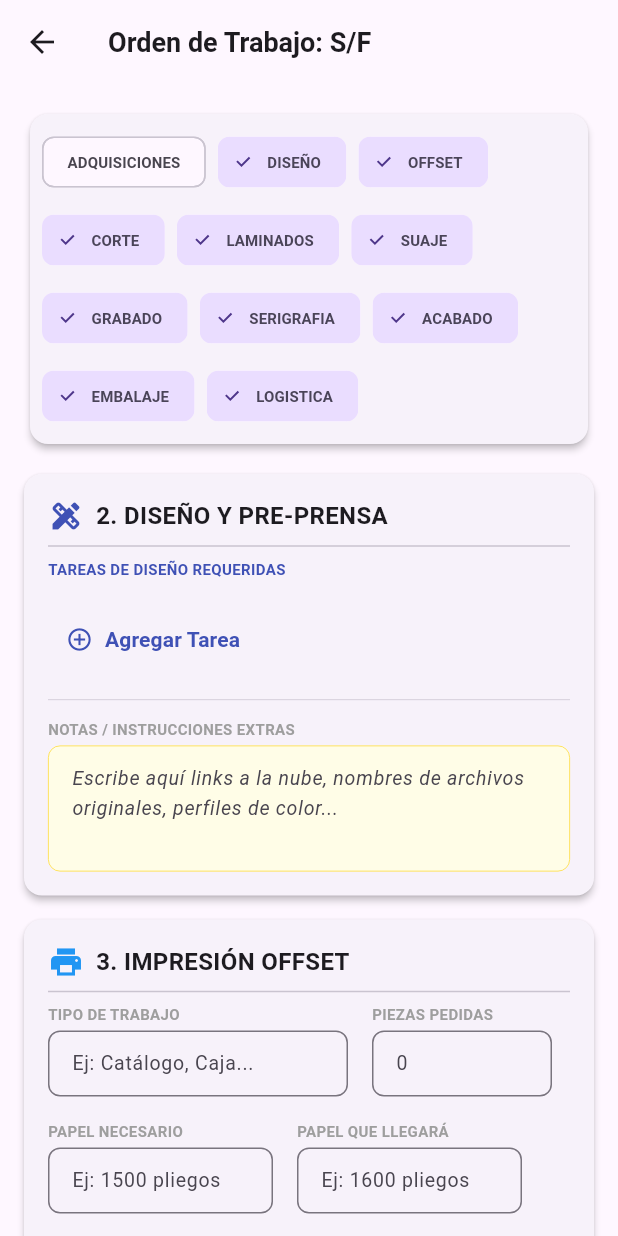
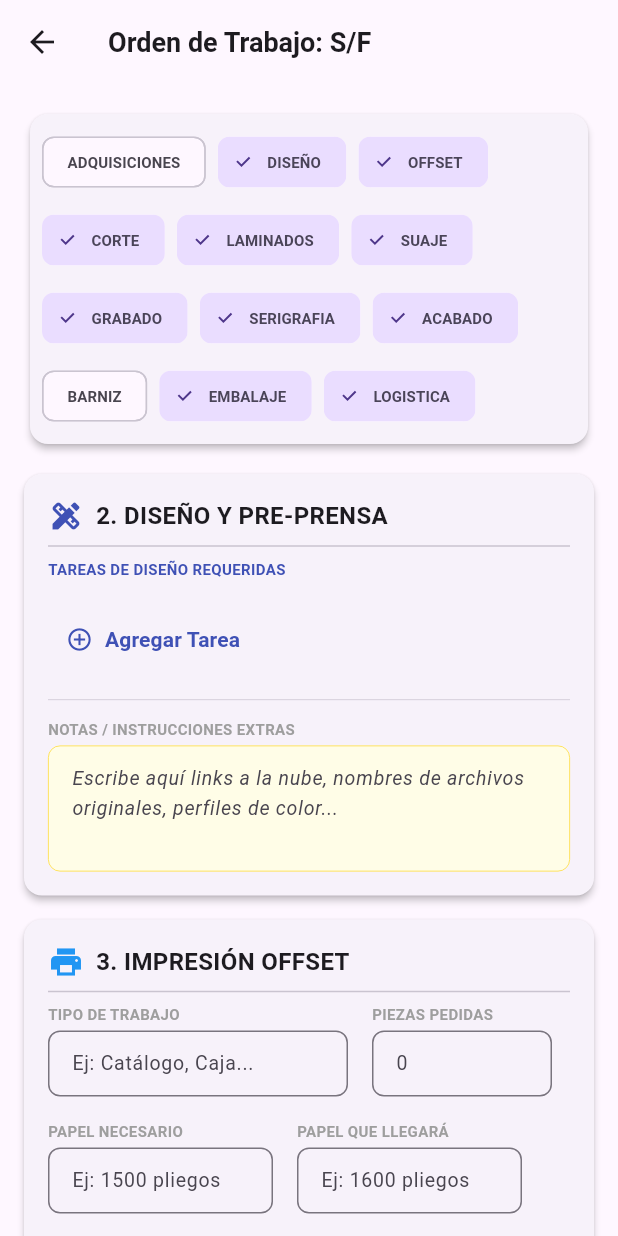
Before and after one commit to ArthurLeywinT1/Cotizaciones, a Flutter app: the OrdenTrabajoScreen screen opened directly, after a tap on "ADQUISICIONES", on a phone screen of 412 x 824 dp. Run offline on Flutter 3.47's test engine with Material 3 defaults, Android fonts, the light colour scheme and no system bars; our stand-ins replace file_picker, flutter_dotenv, flutter_riverpod, pdf, printing; missing offline and left inert: bcrypt, flex_color_picker, postgres.

Commit message:
barniz uv y calendario en logistica

```diff
--- a/lib/orden de trabajo/ordenTrabajo.dart
+++ b/lib/orden de trabajo/ordenTrabajo.dart
@@ -13,6 +13,7 @@ import 'sections/grabado_section.dart';
 import 'sections/acabado_section.dart';
 import 'sections/embalaje_section.dart';
 import 'sections/logistica_section.dart';
+import 'sections/barnizuvsection.dart';
 
 class OrdenTrabajoScreen extends ConsumerStatefulWidget {
   final String? cotizacionId;
@@ -100,12 +101,14 @@ class _OrdenTrabajoScreenState extends ConsumerState<OrdenTrabajoScreen> {
               const LaminadosSection(),
             if (controller.activeSections['suaje'] == true)
               const SuajeSection(),
+            if (controller.activeSections['serigrafia'] == true)
+              const SerigrafiaSection(),
             if (controller.activeSections['grabado'] == true)
               const GrabadoSection(),
-            if (controller.activeSections['serigrafia'] == true)
-              const SerigrafiaSection(),
             if (controller.activeSections['acabado'] == true)
               const AcabadoSection(),
+            if (controller.activeSections['barniz'] == true)
+              const BarnizUVSection(),
             if (controller.activeSections['embalaje'] == true)
               const EmbalajeSection(),
             if (controller.activeSections['logistica'] == true)
--- a/lib/orden de trabajo/sections/embalaje_section.dart
+++ b/lib/orden de trabajo/sections/embalaje_section.dart
@@ -20,7 +20,7 @@ class EmbalajeSection extends ConsumerWidget {
               children: [
                 const Icon(Icons.inventory, color: Colors.brown),
                 const SizedBox(width: 8),
-                const Text("10. EMBALAJE", style: TextStyle(fontWeight: FontWeight.bold, fontSize: 16)),
+                const Text("11. EMBALAJE", style: TextStyle(fontWeight: FontWeight.bold, fontSize: 16)),
               ],
             ),
             const Divider(),
--- a/lib/orden de trabajo/sections/laminados_section.dart
+++ b/lib/orden de trabajo/sections/laminados_section.dart
@@ -29,6 +29,7 @@ class LaminadosSection extends ConsumerWidget {
             ),
             const Divider(),
 
+            // --- FILA 1: PROYECTO Y ACABADO ---
             Row(
               children: [
                 Expanded(
@@ -45,9 +46,7 @@ class LaminadosSection extends ConsumerWidget {
                       ),
                       const SizedBox(height: 4),
                       TextFormField(
-                        key: ValueKey(
-                          controller.laminadoProyecto,
-                        ), // Reacciona a los cambios en el estado
+                        key: ValueKey(controller.laminadoProyecto),
                         initialValue: controller.laminadoProyecto,
                         onChanged: (v) => ref
                             .read(ordenTrabajoProvider)
@@ -104,6 +103,38 @@ class LaminadosSection extends ConsumerWidget {
             ),
             const SizedBox(height: 16),
 
+            // --- NUEVA FILA: PLIEGOS ---
+            Column(
+              crossAxisAlignment: CrossAxisAlignment.start,
+              children: [
+                const Text(
+                  "PLIEGOS",
+                  style: TextStyle(
+                    fontSize: 10,
+                    fontWeight: FontWeight.bold,
+                    color: Colors.grey,
+                  ),
+                ),
+                const SizedBox(height: 4),
+                TextFormField(
+                  // Asumiendo que tienes 'pliegos' en tu provider, si no, cámbialo por el campo correcto
+                  onChanged: (v) => ref
+                      .read(ordenTrabajoProvider)
+                      .updateLaminadoGeneral('pliegos', v),
+                  decoration: InputDecoration(
+                    hintText: 'Cantidad de pliegos...',
+                    isDense: true,
+                    border: OutlineInputBorder(
+                      borderRadius: BorderRadius.circular(8),
+                    ),
+                  ),
+                  keyboardType: TextInputType.number, // Teclado numérico
+                  style: const TextStyle(fontSize: 13),
+                ),
+              ],
+            ),
+            const SizedBox(height: 16),
+
             // --- SECCIÓN DE CONFIGURACIÓN (Aplicación y Máquina) ---
             Container(
               padding: const EdgeInsets.symmetric(horizontal: 16, vertical: 8),
@@ -113,9 +144,7 @@ class LaminadosSection extends ConsumerWidget {
                 border: Border.all(color: Colors.indigo[100]!),
               ),
               child: Column(
-                // Cambiamos a Column para organizar mejor las dos filas de opciones
                 children: [
-                  // Fila 1: Aplicación
                   Row(
                     children: [
                       const SizedBox(
@@ -146,7 +175,6 @@ class LaminadosSection extends ConsumerWidget {
                     ],
                   ),
                   const Divider(color: Colors.indigo, thickness: 0.2),
-                  // Fila 2: Máquina
                   Row(
                     children: [
                       const SizedBox(
@@ -177,6 +205,8 @@ class LaminadosSection extends ConsumerWidget {
                 ],
               ),
             ),
+            const SizedBox(height: 16),
+
             // --- NOTAS / INSTRUCCIONES EXTRAS ---
             const Text(
               "NOTAS / INSTRUCCIONES EXTRAS",
@@ -221,7 +251,6 @@ class LaminadosSection extends ConsumerWidget {
     );
   }
 
-  // Pequeño widget para no repetir código de checkbox
   Widget _buildCheck(
     BuildContext context,
     String label,
```
Also changed, not shown: lib/orden de trabajo/sections/BarnizUVSection.dart (added, +152 -0 lines), lib/orden de trabajo/sections/logistica_section.dart (+52 -12 lines), lib/providers/orden_trabajo_provider.dart (+32 -0 lines).
